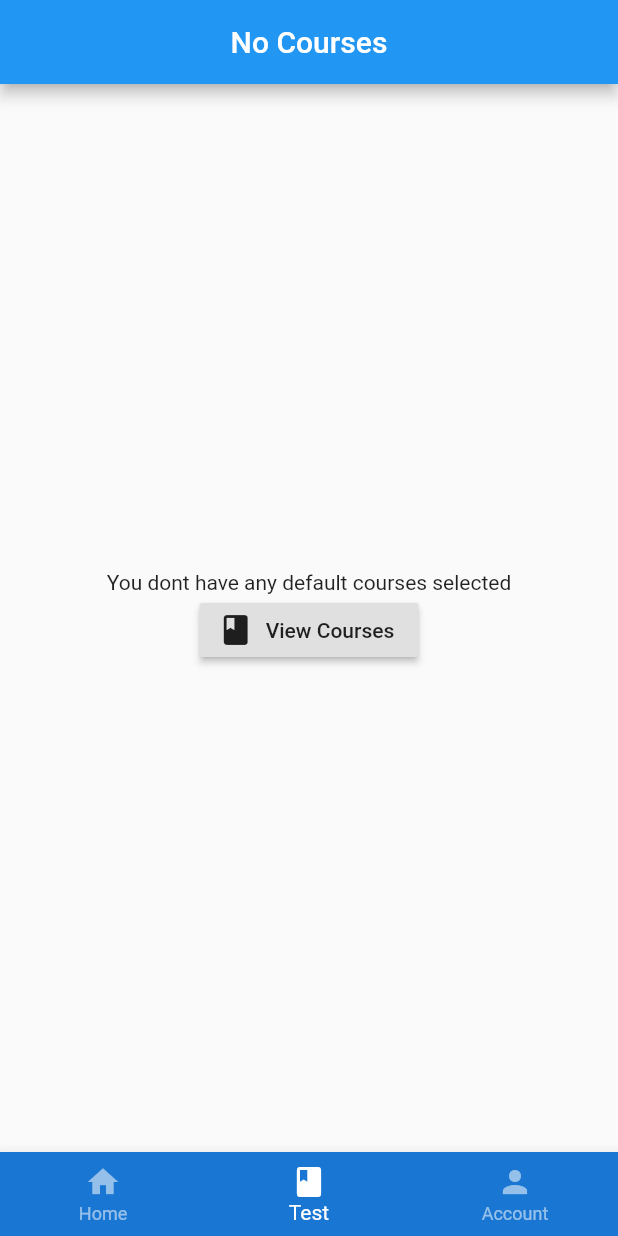
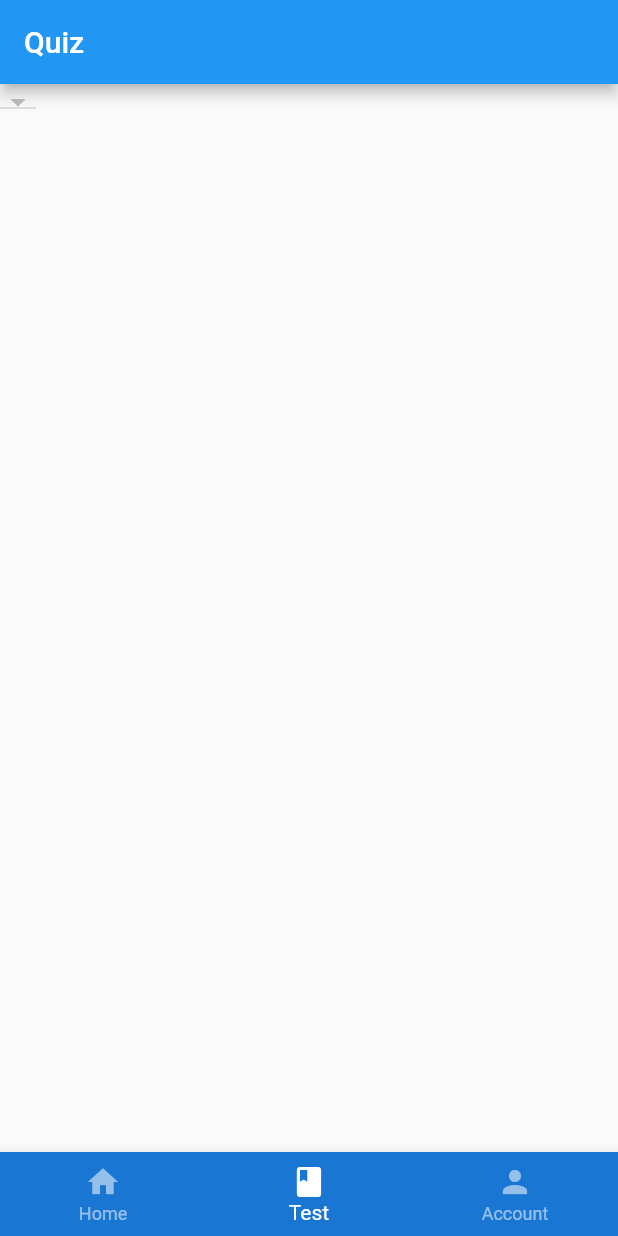
Before and after one commit to ashishkhuraishy/padavukal, a Flutter app: the HomeTab screen opened directly with empty values, swiped to page 2, on a phone screen of 412 x 824 dp. Run offline on Flutter 3.47's test engine with Material 2 defaults, Android fonts, the phone set to English and light mode, and no system bars; our stand-ins replace bloc, cached_network_image, dartz, equatable, firebase_auth, firebase_core and 5 more; missing offline and left inert: vimeoplayer; accounts and stored records are empty; generated files the repository leaves out were written again; network calls fail; statements that could not run were skipped.

Commit message:
fixed bugs

```diff
--- a/lib/core/constants/api_contsants.dart
+++ b/lib/core/constants/api_contsants.dart
@@ -1,5 +1,5 @@
 const String BASE_URL = "http://52.66.141.181";
-// const String BASE_URL = "https://83a59b397f60.ngrok.io";
+// const String BASE_URL = "http://df007af9437c.ngrok.io";
 
 class ApiEndpoints {
   static String courses = BASE_URL + "/api/profile/courses";
--- a/lib/features/course/presentation/subjects/screens/home/home_tab.dart
+++ b/lib/features/course/presentation/subjects/screens/home/home_tab.dart
@@ -1,4 +1,5 @@
 import 'package:flutter/material.dart';
+import 'package:padavukal/features/quiz/presentation/screens/quiz_page.dart';
 
 import '../../../../domain/entity/subject.dart';
 import '../view_courses_page.dart';
@@ -38,7 +39,7 @@ class _HomeTabState extends State<HomeTab> {
         onPageChanged: (value) => setState(() => indx = value),
         children: [
           HomePage(subjects: widget.subjects),
-          ViewCoursesPage(),
+          QuizPage(subjects: widget.subjects),
           AccountPage(),
         ],
       ),
--- /dev/null
+++ b/lib/features/quiz/presentation/bloc/quiz_bloc.dart
@@ -0,0 +1,37 @@
+import 'dart:async';
+
+import 'package:bloc/bloc.dart';
+import 'package:equatable/equatable.dart';
+import 'package:flutter/cupertino.dart';
+
+import '../../../../core/errors/error.dart';
+import '../../../course/domain/entity/chapter.dart';
+import '../../../course/domain/entity/subject.dart';
+import '../../../course/domain/repositories/subject_repo.dart';
+
+part 'quiz_event.dart';
+part 'quiz_state.dart';
+
+class QuizBloc extends Bloc<QuizEvent, QuizState> {
+  final SubjectRepo subjectRepo;
+
+  QuizBloc({
+    @required this.subjectRepo,
+  }) : super(QuizInitial());
+
+  @override
+  Stream<QuizState> mapEventToState(
+    QuizEvent event,
+  ) async* {
+    // TODO: implement mapEventToState
+    if (event is GetChaptersEvent) {
+      yield QuizInProgress();
+      final res = await subjectRepo.getChapters(event.subject.id);
+
+      yield res.fold(
+        (l) => QuizFailure(l),
+        (r) => QuizChaptersSuccess(r),
+      );
+    }
+  }
+}
--- /dev/null
+++ b/lib/features/quiz/presentation/bloc/quiz_event.dart
@@ -0,0 +1,26 @@
+part of 'quiz_bloc.dart';
+
+abstract class QuizEvent extends Equatable {
+  const QuizEvent();
+
+  @override
+  List<Object> get props => [];
+}
+
+class GetChaptersEvent extends QuizEvent {
+  final Subject subject;
+
+  GetChaptersEvent(this.subject);
+
+  @override
+  List<Object> get props => [subject];
+}
+
+class GetQuizInfo extends QuizEvent {
+  final Chapter chapter;
+
+  GetQuizInfo(this.chapter);
+
+  @override
+  List<Object> get props => [chapter];
+}
--- /dev/null
+++ b/lib/features/quiz/presentation/bloc/quiz_state.dart
@@ -0,0 +1,40 @@
+part of 'quiz_bloc.dart';
+
+abstract class QuizState extends Equatable {
+  const QuizState();
+
+  @override
+  List<Object> get props => [];
+}
+
+class QuizInitial extends QuizState {}
+
+class QuizInProgress extends QuizState {}
+
+class QuizChaptersSuccess extends QuizState {
+  const QuizChaptersSuccess(this.chapters);
+
+  final List<Chapter> chapters;
+
+  @override
+  List<Object> get props => [chapters];
+}
+
+class QuizesSuccess extends QuizState {
+  // TODO: change to quiz entity
+  const QuizesSuccess(this.chapters);
+
+  final List<Chapter> chapters;
+
+  @override
+  List<Object> get props => [chapters];
+}
+
+class QuizFailure extends QuizState {
+  const QuizFailure(this.error);
+
+  final Errors error;
+
+  @override
+  List<Object> get props => [error];
+}
--- /dev/null
+++ b/lib/features/quiz/presentation/screens/quiz_page.dart
@@ -0,0 +1,59 @@
+import 'package:flutter/material.dart';
+import 'package:padavukal/features/course/domain/entity/subject.dart';
+
+class QuizPage extends StatefulWidget {
+  final List<Subject> subjects;
+
+  const QuizPage({
+    Key key,
+    @required this.subjects,
+  }) : super(key: key);
+
+  @override
+  _QuizPageState createState() => _QuizPageState();
+}
+
+class _QuizPageState extends State<QuizPage> {
+  Subject _subject;
+
+  @override
+  void initState() {
+    _subject = widget.subjects[0] ??
+        Subject(
+          id: 0,
+          courseId: 0,
+          name: '',
+        );
+    super.initState();
+  }
+
+  DropdownMenuItem<Subject> _buildMenuItems(Subject subject) {
+    return DropdownMenuItem<Subject>(
+      child: Text(subject.name),
+      value: subject,
+      onTap: () => print(this.toString()),
+    );
+  }
+
+  @override
+  Widget build(BuildContext context) {
+    return Scaffold(
+      appBar: AppBar(
+        title: Text('Quiz'),
+      ),
+      body: Column(
+        children: [
+          Row(
+            children: [
+              DropdownButton<Subject>(
+                items: widget.subjects.map((e) => _buildMenuItems(e)).toList(),
+                onChanged: (value) => setState(() => _subject = value),
+                value: _subject,
+              ),
+            ],
+          )
+        ],
+      ),
+    );
+  }
+}
```
Also changed, not shown: lib/core/config/api_config.dart (+21 -6 lines), lib/features/course/presentation/chapters/widgets/chapter_list.dart (+6 -2 lines), lib/features/course/presentation/courses/bloc/course_bloc.dart (+7 -2 lines), lib/features/course/presentation/courses/screens/view_all_courses.dart (+7 -7 lines), lib/features/course/presentation/videos/screens/video_page.dart (+6 -1 lines), lib/main.dart (+10 -2 lines), lib/features/quiz/domain/entity/quiz_info.dart (added).
